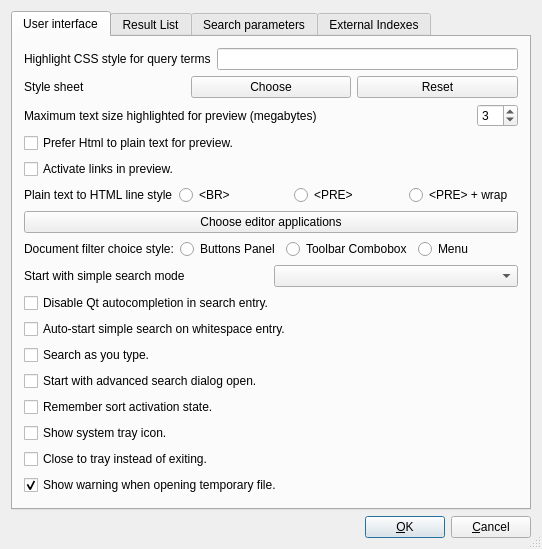
Old version of the form src/qtgui/uiprefs.ui in the repository alberti42/recoll-macos.
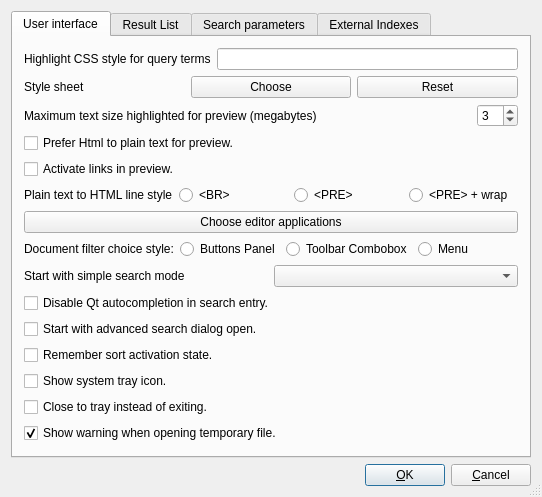
New version of the form.

Commit message:
GUI simple search: reworked completion and history access
- Completion in the simple search line editor, much simplified, using a
  standard qcompleter
- Easier access to index term than the previous awkward ESC-space
- Completion with history entries

```diff
--- a/src/qtgui/uiprefs.ui
+++ b/src/qtgui/uiprefs.ui
@@ -267,26 +267,6 @@
              </property>
             </widget>
            </item>
-           <item>
-            <widget class="QCheckBox" name="ssAutoSpaceCB">
-             <property name="text">
-              <string>Auto-start simple search on whitespace entry.</string>
-             </property>
-             <property name="checked">
-              <bool>false</bool>
-             </property>
-            </widget>
-           </item>
-           <item>
-            <widget class="QCheckBox" name="ssAutoAllCB">
-             <property name="text">
-              <string>Search as you type.</string>
-             </property>
-             <property name="checked">
-              <bool>false</bool>
-             </property>
-            </widget>
-           </item>
            <item>
             <widget class="QCheckBox" name="initStartAdvCB">
              <property name="text">
```
The commit also changes 11 other files.
